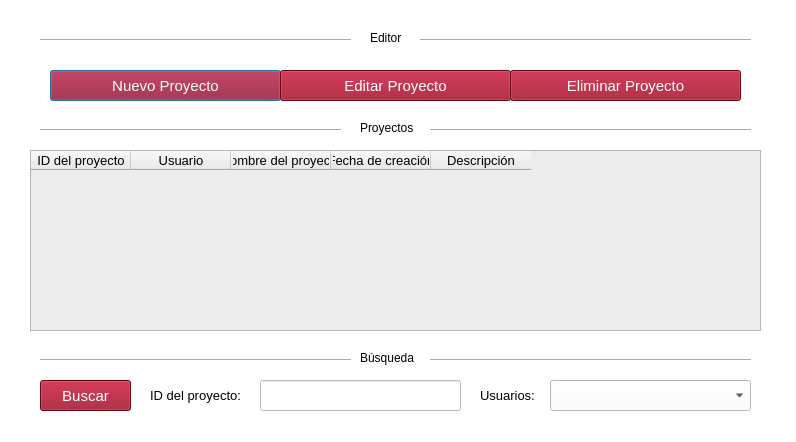
Qt form LangmuirProbeGUI/GUI/projectManager.ui (joseluisalf/LangmuirProbeDesktopApp) before a commit.
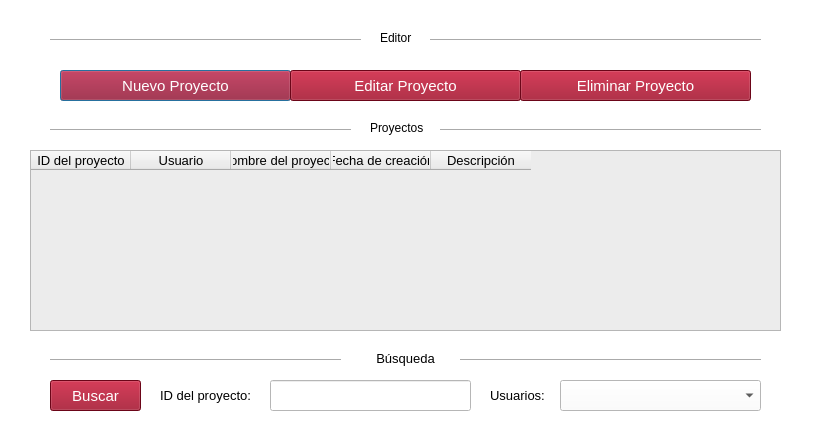
The same form after that commit.

Patch:
```diff
--- a/LangmuirProbeGUI/GUI/projectManager.ui
+++ b/LangmuirProbeGUI/GUI/projectManager.ui
@@ -6,7 +6,7 @@
    <rect>
     <x>0</x>
     <y>0</y>
-    <width>796</width>
+    <width>815</width>
     <height>442</height>
    </rect>
   </property>
@@ -22,7 +22,7 @@
   <widget class="QPushButton" name="btnNewProject">
    <property name="geometry">
     <rect>
-     <x>50</x>
+     <x>60</x>
      <y>70</y>
      <width>231</width>
      <height>31</height>
@@ -49,7 +49,7 @@
   <widget class="QPushButton" name="btnModifyProject">
    <property name="geometry">
     <rect>
-     <x>280</x>
+     <x>290</x>
      <y>70</y>
      <width>231</width>
      <height>31</height>
@@ -76,7 +76,7 @@
   <widget class="QPushButton" name="btnDeleteProject">
    <property name="geometry">
     <rect>
-     <x>510</x>
+     <x>520</x>
      <y>70</y>
      <width>231</width>
      <height>31</height>
@@ -103,7 +103,7 @@
   <widget class="QLabel" name="label_6">
    <property name="geometry">
     <rect>
-     <x>480</x>
+     <x>490</x>
      <y>380</y>
      <width>61</width>
      <height>31</height>
@@ -122,7 +122,7 @@
   <widget class="QLineEdit" name="txtIdProject">
    <property name="geometry">
     <rect>
-     <x>260</x>
+     <x>270</x>
      <y>380</y>
      <width>201</width>
      <height>31</height>
@@ -141,7 +141,7 @@
   <widget class="QComboBox" name="dpwComboBox">
    <property name="geometry">
     <rect>
-     <x>550</x>
+     <x>560</x>
      <y>380</y>
      <width>201</width>
      <height>31</height>
@@ -151,7 +151,7 @@
   <widget class="QLabel" name="label_8">
    <property name="geometry">
     <rect>
-     <x>150</x>
+     <x>160</x>
      <y>380</y>
      <width>101</width>
      <height>31</height>
@@ -170,7 +170,7 @@
   <widget class="QPushButton" name="btnFilterProject">
    <property name="geometry">
     <rect>
-     <x>40</x>
+     <x>50</x>
      <y>380</y>
      <width>91</width>
      <height>31</height>
@@ -199,7 +199,7 @@
     <rect>
      <x>30</x>
      <y>150</y>
-     <width>731</width>
+     <width>751</width>
      <height>181</height>
     </rect>
    </property>
@@ -320,7 +320,7 @@
   <widget class="Line" name="line">
    <property name="geometry">
     <rect>
-     <x>40</x>
+     <x>50</x>
      <y>120</y>
      <width>301</width>
      <height>20</height>
@@ -333,7 +333,7 @@
   <widget class="QLabel" name="label">
    <property name="geometry">
     <rect>
-     <x>360</x>
+     <x>370</x>
      <y>120</y>
      <width>61</width>
      <height>16</height>
@@ -346,7 +346,7 @@
   <widget class="Line" name="line_2">
    <property name="geometry">
     <rect>
-     <x>430</x>
+     <x>440</x>
      <y>120</y>
      <width>321</width>
      <height>20</height>
@@ -359,7 +359,7 @@
   <widget class="QLabel" name="label_2">
    <property name="geometry">
     <rect>
-     <x>370</x>
+     <x>380</x>
      <y>30</y>
      <width>41</width>
      <height>16</height>
@@ -372,23 +372,31 @@
   <widget class="QLabel" name="label_3">
    <property name="geometry">
     <rect>
-     <x>360</x>
+     <x>370</x>
      <y>350</y>
-     <width>61</width>
+     <width>71</width>
      <height>16</height>
     </rect>
    </property>
+   <property name="font">
+    <font>
+     <pointsize>10</pointsize>
+    </font>
+   </property>
    <property name="text">
     <string>Búsqueda</string>
    </property>
+   <property name="alignment">
+    <set>Qt::AlignCenter</set>
+   </property>
   </widget>
   <widget class="Line" name="line_3">
    <property name="geometry">
     <rect>
-     <x>40</x>
+     <x>50</x>
      <y>350</y>
-     <width>311</width>
-     <height>20</height>
+     <width>291</width>
+     <height>21</height>
     </rect>
    </property>
    <property name="orientation">
@@ -398,9 +406,9 @@
   <widget class="Line" name="line_7">
    <property name="geometry">
     <rect>
-     <x>430</x>
+     <x>460</x>
      <y>350</y>
-     <width>321</width>
+     <width>301</width>
      <height>20</height>
     </rect>
    </property>
@@ -411,7 +419,7 @@
   <widget class="Line" name="line_6">
    <property name="geometry">
     <rect>
-     <x>40</x>
+     <x>50</x>
      <y>30</y>
      <width>311</width>
      <height>20</height>
@@ -424,7 +432,7 @@
   <widget class="Line" name="line_8">
    <property name="geometry">
     <rect>
-     <x>420</x>
+     <x>430</x>
      <y>30</y>
      <width>331</width>
      <height>20</height>
```
